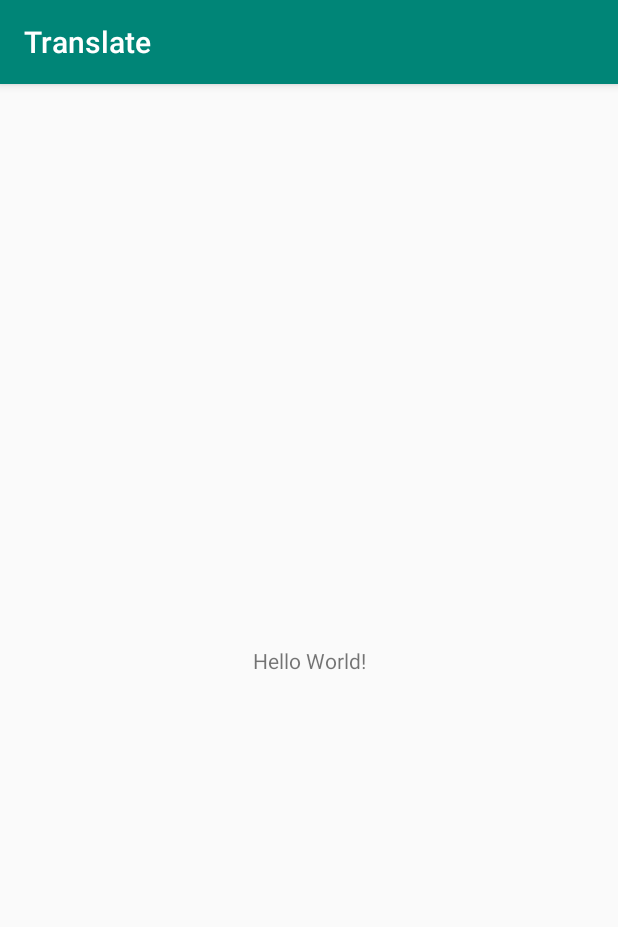
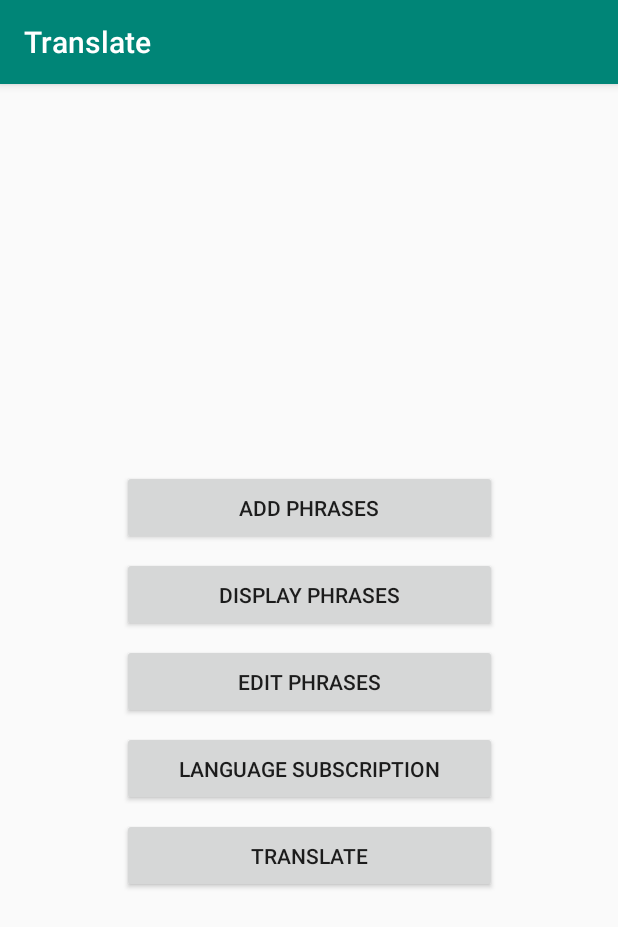
Before and after one commit to DinDev3/Translate, an Android app: the screen it shows after launch (MainActivity), on a phone screen of 412 x 824 dp. Shown: the top 927 px of the screen. Run offline under Robolectric (Android 15) with nearby library versions, the phone set to English and light mode, and no system bars.

Commit message:
Created all the basic layouts of the application

```diff
--- a/Translate/app/src/main/AndroidManifest.xml
+++ b/Translate/app/src/main/AndroidManifest.xml
@@ -9,6 +9,11 @@
         android:roundIcon="@mipmap/ic_launcher_round"
         android:supportsRtl="true"
         android:theme="@style/AppTheme">
+        <activity android:name=".TranslateActivity"></activity>
+        <activity android:name=".LanguageSubscription" />
+        <activity android:name=".EditPhrases" />
+        <activity android:name=".DisplayPhrases" />
+        <activity android:name=".AddPhrases" />
         <activity android:name=".MainActivity">
             <intent-filter>
                 <action android:name="android.intent.action.MAIN" />
--- a/Translate/app/src/main/res/layout/activity_main.xml
+++ b/Translate/app/src/main/res/layout/activity_main.xml
@@ -6,13 +6,73 @@
     android:layout_height="match_parent"
     tools:context=".MainActivity">
 
-    <TextView
+
+    <LinearLayout
+        android:id="@+id/main_box"
         android:layout_width="wrap_content"
         android:layout_height="wrap_content"
-        android:text="Hello World!"
+        android:orientation="vertical"
         app:layout_constraintBottom_toBottomOf="parent"
-        app:layout_constraintLeft_toLeftOf="parent"
-        app:layout_constraintRight_toRightOf="parent"
-        app:layout_constraintTop_toTopOf="parent" />
+        app:layout_constraintEnd_toEndOf="parent"
+        app:layout_constraintStart_toStartOf="parent"
+        app:layout_constraintTop_toTopOf="parent">
 
+        <Button
+            android:id="@+id/add_phrases_button"
+            android:layout_width="250dp"
+            android:layout_height="50dp"
+            android:layout_marginTop="28dp"
+            android:onClick="addPhrases"
+            android:text="@string/add_phrases_text"
+            app:layout_constraintEnd_toEndOf="parent"
+            app:layout_constraintHorizontal_bias="0.496"
+            app:layout_constraintStart_toStartOf="parent"
+            app:layout_constraintTop_toTopOf="parent" />
+
+        <Button
+            android:id="@+id/display_phrases_button"
+            android:layout_width="250dp"
+
+            android:layout_height="50dp"
+            android:layout_marginTop="8dp"
+            android:onClick="displayPhrases"
+            android:text="@string/display_phrases_text"
+            app:layout_constraintEnd_toEndOf="parent"
+            app:layout_constraintStart_toStartOf="parent"
+            app:layout_constraintTop_toBottomOf="@+id/add_phrases_button" />
+
+        <Button
+            android:id="@+id/edit_phrases_button"
+            android:layout_width="250dp"
+            android:layout_height="50dp"
+            android:layout_marginTop="8dp"
+            android:onClick="editPhrases"
+            android:text="@string/edit_phrases_text"
+            app:layout_constraintEnd_toEndOf="parent"
+            app:layout_constraintStart_toStartOf="parent"
+            app:layout_constraintTop_toBottomOf="@+id/display_phrases_button" />
+
+        <Button
+            android:id="@+id/language_subscription_button"
+            android:layout_width="250dp"
+            android:layout_height="50dp"
+            android:layout_marginTop="8dp"
+            android:onClick="languageSubscription"
+            android:text="@string/language_subscription_text"
+            app:layout_constraintEnd_toEndOf="parent"
+            app:layout_constraintStart_toStartOf="parent"
+            app:layout_constraintTop_toBottomOf="@+id/edit_phrases_button" />
+
+        <Button
+            android:id="@+id/translate_button"
+            android:layout_width="250dp"
+            android:layout_height="50dp"
+            android:layout_marginTop="8dp"
+            android:onClick="translate"
+            android:text="@string/translate_text"
+            app:layout_constraintEnd_toEndOf="parent"
+            app:layout_constraintStart_toStartOf="parent"
+            app:layout_constraintTop_toBottomOf="@+id/language_subscription_button" />
+
+    </LinearLayout>
 </androidx.constraintlayout.widget.ConstraintLayout>
--- a/Translate/app/src/main/res/values/strings.xml
+++ b/Translate/app/src/main/res/values/strings.xml
@@ -1,3 +1,13 @@
 <resources>
     <string name="app_name">Translate</string>
+    <string name="add_phrases_text">Add Phrases</string>
+    <string name="display_phrases_text">Display Phrases</string>
+    <string name="edit_phrases_text">Edit Phrases</string>
+    <string name="language_subscription_text">Language Subscription</string>
+    <string name="translate_text">Translate</string>
+    <string name="enter_an_english_word_phrase_text">Enter an English Word/ Phrase</string>
+    <string name="save_button">Save</string>
+    <string name="select_a_word_to_edit_text">Select a Word to Edit</string>
+    <string name="edit_text">Edit</string>
+    <string name="update_text">Update</string>
 </resources>
```
Also changed, not shown: Translate/app/src/main/java/lk/dinuka/translate/AddPhrases.java (added, +19 -0 lines), Translate/app/src/main/java/lk/dinuka/translate/DisplayPhrases.java (added, +14 -0 lines), Translate/app/src/main/java/lk/dinuka/translate/EditPhrases.java (added, +14 -0 lines), Translate/app/src/main/java/lk/dinuka/translate/LanguageSubscription.java (added, +14 -0 lines), Translate/app/src/main/java/lk/dinuka/translate/MainActivity.java (+60 -0 lines), Translate/app/src/main/java/lk/dinuka/translate/TranslateActivity.java (added, +14 -0 lines), Translate/app/src/main/res/layout/activity_add_phrases.xml (added, +36 -0 lines), Translate/app/src/main/res/layout/activity_display_phrases.xml (added, +27 -0 lines), Translate/app/src/main/res/layout/activity_edit_phrases.xml (added, +60 -0 lines), Translate/app/src/main/res/layout/activity_language_subscription.xml (added, +37 -0 lines), Translate/app/src/main/res/layout/activity_translate.xml (added, +44 -0 lines).
